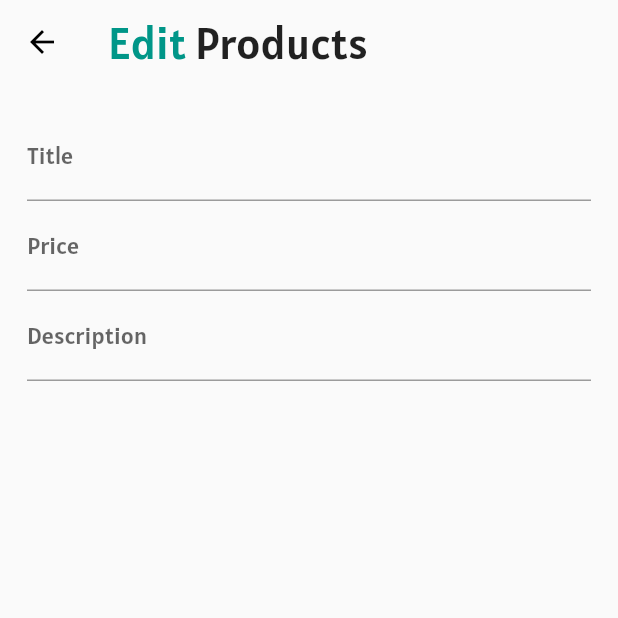
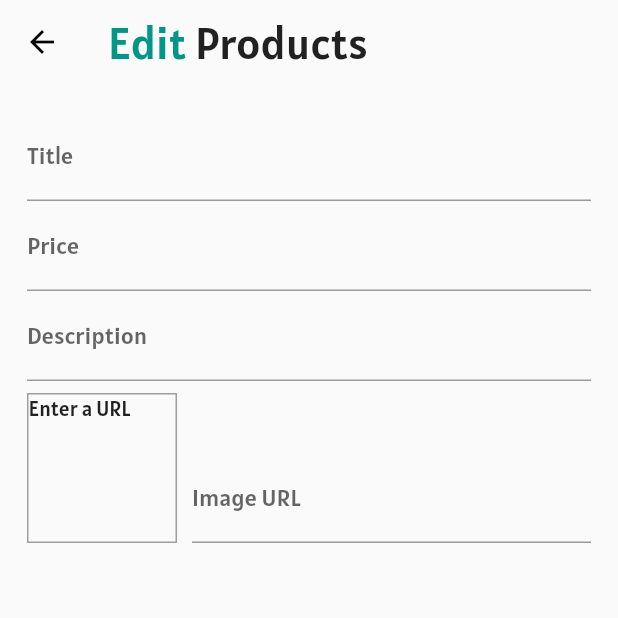
Before and after one commit to ankitsharma99/shop-app, a Flutter app: the EditProductScreen screen opened by its route, on a phone screen of 412 x 824 dp, the top half of it. Run offline on Flutter 3.47's test engine with Material 2 defaults, Android fonts, the phone set to English and light mode, and no system bars; missing offline and left inert: dart:ffi; network calls fail.

Commit message:
added a screen where user can add products of their own

```diff
--- a/lib/Screens/edit_product_screen.dart
+++ b/lib/Screens/edit_product_screen.dart
@@ -9,6 +9,32 @@ class EditProductScreen extends StatefulWidget {
 class _EditProductScreenState extends State<EditProductScreen> {
   //FocusNode is a class built into flutter and we instantiate it here!
   final _priceFocusNode = FocusNode();
+  final _descriptionFocusNode = FocusNode();
+  final _imageUrlController = TextEditingController();
+  final _imageUrlFocusNode = FocusNode();
+
+  @override
+  void initState() {
+    _imageUrlFocusNode.addListener(_updateImageUrl);
+  }
+
+  @override
+  void dispose() {
+    _imageUrlFocusNode.removeListener(_updateImageUrl);
+    //Focus Nodes should always be disposed else it resulrs in a
+    _priceFocusNode.dispose();
+    _imageUrlFocusNode.dispose();
+    _descriptionFocusNode.dispose();
+    _imageUrlController.dispose();
+    super.dispose();
+  }
+
+  void _updateImageUrl() {
+    if (!_imageUrlFocusNode.hasFocus) {
+      setState(() {});
+    }
+  }
+
   @override
   Widget build(BuildContext context) {
     return Scaffold(
@@ -62,16 +88,55 @@ class _EditProductScreenState extends State<EditProductScreen> {
                 textInputAction: TextInputAction.next,
                 keyboardType: TextInputType.number,
                 focusNode: _priceFocusNode,
+                onFieldSubmitted: (_) {
+                  FocusScope.of(context).requestFocus(_descriptionFocusNode);
+                },
               ),
               TextFormField(
                 decoration: InputDecoration(
                   labelText: 'Description',
                 ),
                 textInputAction: TextInputAction.next,
-                onFieldSubmitted: (_) {
-                  //When he next button is presswd on the soft key board, this helps in passing the control to focusNode at line number 64
-                  FocusScope.of(context).requestFocus(_priceFocusNode);
-                },
+                keyboardType: TextInputType.multiline,
+                focusNode: _descriptionFocusNode,
+              ),
+              Row(
+                crossAxisAlignment: CrossAxisAlignment.end,
+                children: [
+                  Container(
+                    width: 100,
+                    height: 100,
+                    margin: EdgeInsets.only(
+                      top: 8,
+                      right: 10,
+                    ),
+                    decoration: BoxDecoration(
+                      border: Border.all(
+                        width: 1,
+                        color: Colors.grey,
+                      ),
+                    ),
+                    child: _imageUrlController.text.isEmpty
+                        ? Text('Enter a URL')
+                        : FittedBox(
+                            child: Image.network(
+                              _imageUrlController.text,
+                              fit: BoxFit.cover,
+                            ),
+                          ),
+                  ),
+                  Expanded(
+                    child: TextFormField(
+                      decoration: InputDecoration(
+                        labelText: 'Image URL',
+                      ),
+                      keyboardType: TextInputType.url,
+                      textInputAction: TextInputAction.done,
+                      controller: _imageUrlController,
+                      focusNode: _imageUrlFocusNode,
+                    ),
+                  ),
+                ],
               ),
             ],
           ),
```
